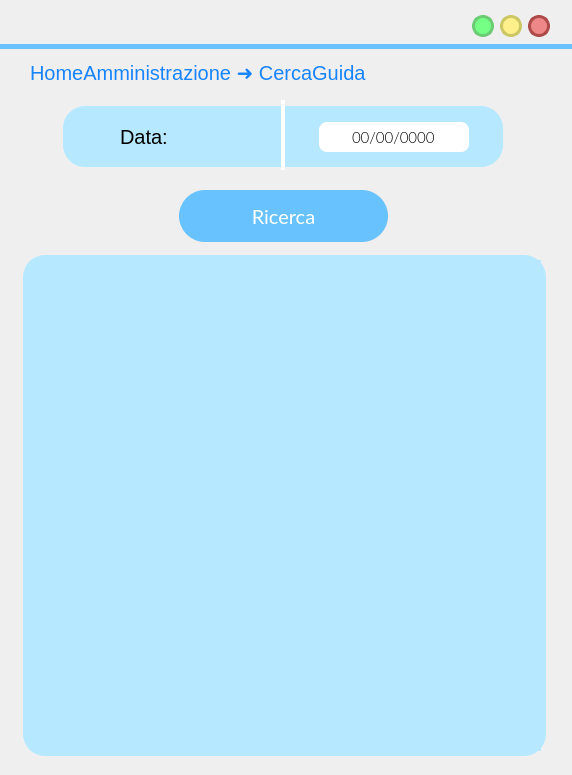
First picture: the form in frontend/ui/VistaCercaGuida(2in1).ui, repository MrPio/MuseoOmero, before the edit.
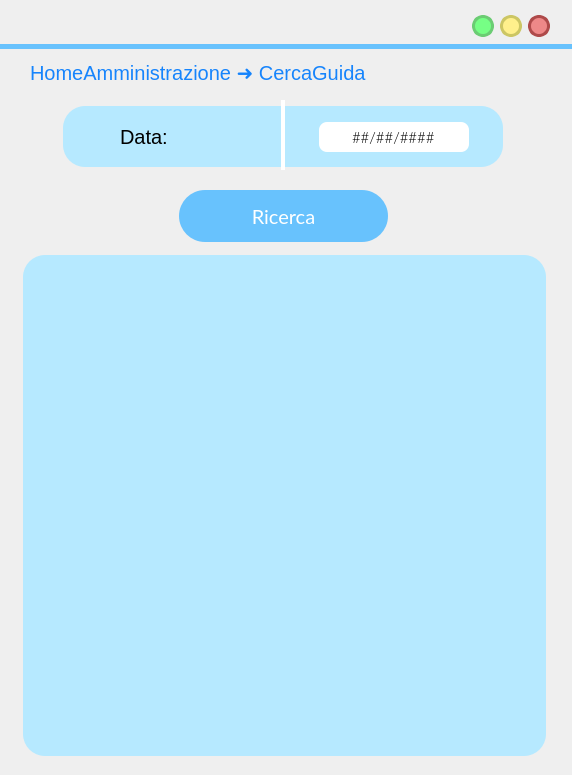
Second picture: the form after the edit. Icons and pictures are not drawn.

The edit to the form file:
```diff
--- a/frontend/ui/VistaCercaGuida(2in1).ui
+++ b/frontend/ui/VistaCercaGuida(2in1).ui
@@ -287,9 +287,9 @@
    <widget class="QScrollArea" name="scrollArea">
     <property name="geometry">
      <rect>
-      <x>30</x>
+      <x>69</x>
       <y>260</y>
-      <width>511</width>
+      <width>420</width>
       <height>491</height>
      </rect>
     </property>
@@ -413,7 +413,7 @@
       <rect>
        <x>0</x>
        <y>0</y>
-       <width>511</width>
+       <width>420</width>
        <height>491</height>
       </rect>
      </property>
@@ -464,7 +464,7 @@
 }</string>
     </property>
     <property name="inputMask">
-     <string>00/00/0000;0</string>
+     <string>00/00/0000;#</string>
     </property>
     <property name="text">
      <string>//</string>
```
